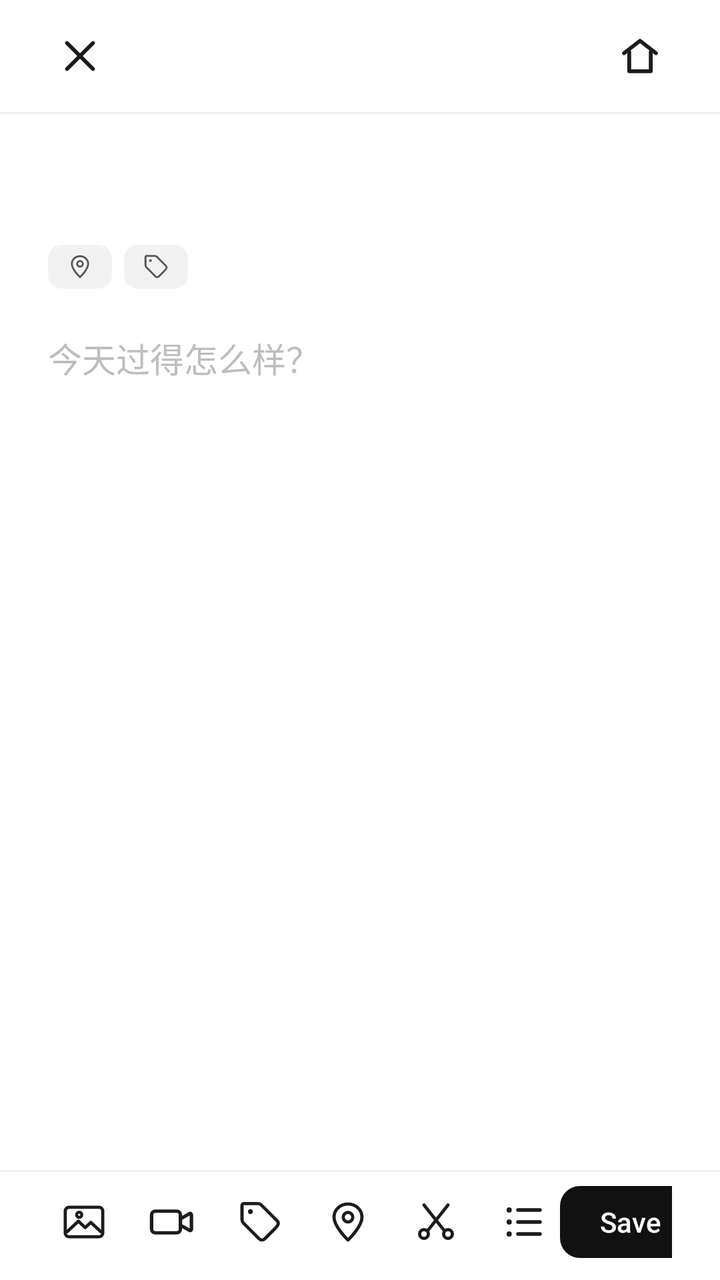
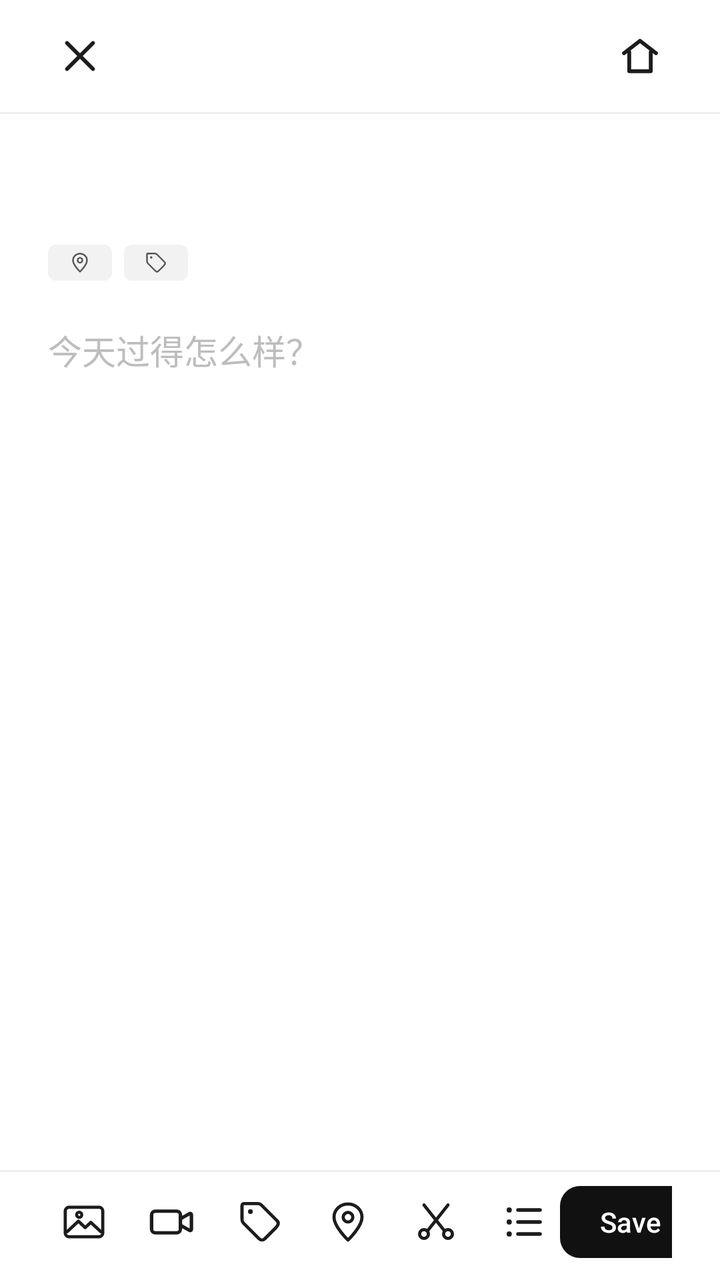

Screens rendered from an Android XML layout before and after an edit, with the pre-edit source and the edit as a unified diff.
<!-- AndroidManifest.xml: activity theme Theme.WuDiary.Editor -->
<!-- res/layout/activity_edit_diary.xml -->
<?xml version="1.0" encoding="utf-8"?>
<LinearLayout xmlns:android="http://schemas.android.com/apk/res/android"
    xmlns:app="http://schemas.android.com/apk/res-auto"
    android:layout_width="match_parent"
    android:layout_height="match_parent"
    android:background="@color/background"
    android:orientation="vertical">

    <ScrollView
        android:id="@+id/scrollContent"
        android:layout_width="match_parent"
        android:layout_height="0dp"
        android:layout_weight="1"
        android:fillViewport="true"
        android:overScrollMode="never"
        android:scrollbars="none">

        <LinearLayout
            android:layout_width="match_parent"
            android:layout_height="wrap_content"
            android:orientation="vertical">

            <LinearLayout
                android:layout_width="match_parent"
                android:layout_height="56dp"
                android:gravity="center_vertical"
                android:orientation="horizontal"
                android:paddingHorizontal="16dp">

                <ImageButton
                    android:id="@+id/btnClose"
                    android:layout_width="48dp"
                    android:layout_height="48dp"
                    android:background="?attr/selectableItemBackgroundBorderless"
                    android:contentDescription="@string/cancel"
                    android:scaleType="centerInside"
                    android:src="@drawable/ic_close"
                    app:tint="@color/text_primary" />

                <Space
                    android:layout_width="0dp"
                    android:layout_height="1dp"
                    android:layout_weight="1" />

                <ImageButton
                    android:id="@+id/btnHome"
                    android:layout_width="48dp"
                    android:layout_height="48dp"
                    android:background="?attr/selectableItemBackgroundBorderless"
                    android:contentDescription="@string/home_open"
                    android:scaleType="centerInside"
                    android:src="@drawable/ic_home"
                    app:tint="@color/text_primary" />
            </LinearLayout>

            <View
                android:layout_width="match_parent"
                android:layout_height="1dp"
                android:background="@color/divider" />

            <LinearLayout
                android:layout_width="match_parent"
                android:layout_height="wrap_content"
                android:layout_marginHorizontal="24dp"
                android:layout_marginTop="12dp"
                android:gravity="bottom"
                android:orientation="horizontal">

                <TextView
                    android:id="@+id/textEditorDay"
                    android:layout_width="wrap_content"
                    android:layout_height="wrap_content"
                    android:fontFamily="serif"
                    android:textColor="@color/text_primary"
                    android:textSize="32sp"
                    android:textStyle="bold" />

                <TextView
                    android:id="@+id/textEditorYear"
                    android:layout_width="wrap_content"
                    android:layout_height="wrap_content"
                    android:layout_marginStart="9dp"
                    android:fontFamily="serif"
                    android:textColor="@color/text_secondary"
                    android:textSize="18sp" />

            </LinearLayout>

            <HorizontalScrollView
                android:layout_width="match_parent"
                android:layout_height="wrap_content"
                android:layout_marginHorizontal="24dp"
                android:layout_marginTop="10dp"
                android:clipToPadding="false"
                android:scrollbars="none">

                <LinearLayout
                    android:layout_width="wrap_content"
                    android:layout_height="wrap_content"
                    android:gravity="center_vertical"
                    android:orientation="horizontal">

                    <ImageButton
                        android:id="@+id/btnEditorGeo"
                        android:layout_width="32dp"
                        android:layout_height="22dp"
                        android:background="@drawable/bg_icon_tile"
                        android:contentDescription="@string/add_location"
                        android:padding="4dp"
                        android:scaleType="fitCenter"
                        android:src="@drawable/ic_location"
                        app:tint="@color/text_body" />

                    <ImageButton
                        android:id="@+id/btnEditorTags"
                        android:layout_width="32dp"
                        android:layout_height="22dp"
                        android:layout_marginStart="6dp"
                        android:background="@drawable/bg_icon_tile"
                        android:contentDescription="@string/add_tag"
                        android:padding="4dp"
                        android:scaleType="fitCenter"
                        android:src="@drawable/ic_tag"
                        app:tint="@color/text_body" />

                    <LinearLayout
                        android:id="@+id/tagStrip"
                        android:layout_width="wrap_content"
                        android:layout_height="wrap_content"
                        android:layout_marginStart="8dp"
                        android:gravity="center_vertical"
                        android:orientation="horizontal" />
                </LinearLayout>
            </HorizontalScrollView>

            <HorizontalScrollView
                android:id="@+id/imageScroll"
                android:layout_width="match_parent"
                android:layout_height="wrap_content"
                android:layout_marginTop="16dp"
                android:clipToPadding="false"
                android:paddingHorizontal="24dp"
                android:scrollbars="none"
                android:visibility="gone">

                <LinearLayout
                    android:id="@+id/imageStrip"
                    android:layout_width="wrap_content"
                    android:layout_height="wrap_content"
                    android:orientation="horizontal" />
            </HorizontalScrollView>

            <HorizontalScrollView
                android:id="@+id/videoScroll"
                android:layout_width="match_parent"
                android:layout_height="wrap_content"
                android:layout_marginTop="12dp"
                android:clipToPadding="false"
                android:paddingHorizontal="24dp"
                android:scrollbars="none"
                android:visibility="gone">

                <LinearLayout
                    android:id="@+id/videoStrip"
                    android:layout_width="wrap_content"
                    android:layout_height="wrap_content"
                    android:orientation="horizontal" />
            </HorizontalScrollView>

            <EditText
                android:id="@+id/editContent"
                android:layout_width="match_parent"
                android:layout_height="wrap_content"
                android:layout_marginHorizontal="24dp"
                android:layout_marginTop="22dp"
                android:layout_marginBottom="12dp"
                android:background="@null"
                android:breakStrategy="simple"
                android:gravity="top"
                android:hint="@string/hint_content"
                android:hyphenationFrequency="none"
                android:inputType="textMultiLine|textCapSentences"
                android:lineSpacingExtra="6dp"
                android:minHeight="240dp"
                android:overScrollMode="never"
                android:paddingStart="0dp"
                android:paddingTop="0dp"
                android:paddingEnd="0dp"
                android:paddingBottom="72dp"
                android:scrollbars="none"
                android:textColor="@color/text_body"
                android:textColorHint="@color/text_secondary"
                android:textSize="17sp" />
        </LinearLayout>
    </ScrollView>

    <View
        android:layout_width="match_parent"
        android:layout_height="1dp"
        android:background="@color/divider" />

    <LinearLayout
        android:layout_width="match_parent"
        android:layout_height="wrap_content"
        android:gravity="center_vertical"
        android:orientation="horizontal"
        android:paddingHorizontal="24dp"
        android:paddingTop="7dp"
        android:paddingBottom="11dp">

        <ImageButton
            android:id="@+id/btnImage"
            android:layout_width="36dp"
            android:layout_height="36dp"
            android:background="?attr/selectableItemBackgroundBorderless"
            android:contentDescription="@string/add_image"
            android:scaleType="centerInside"
            android:src="@drawable/ic_image"
            app:tint="@color/text_primary" />

        <ImageButton
            android:id="@+id/btnVideo"
            android:layout_width="36dp"
            android:layout_height="36dp"
            android:layout_marginStart="8dp"
            android:background="?attr/selectableItemBackgroundBorderless"
            android:contentDescription="@string/add_video"
            android:scaleType="centerInside"
            android:src="@drawable/ic_video"
            app:tint="@color/text_primary" />

        <ImageButton
            android:id="@+id/btnTag"
            android:layout_width="36dp"
            android:layout_height="36dp"
            android:layout_marginStart="8dp"
            android:background="?attr/selectableItemBackgroundBorderless"
            android:contentDescription="@string/add_tag"
            android:scaleType="centerInside"
            android:src="@drawable/ic_tag"
            app:tint="@color/text_primary" />

        <ImageButton
            android:id="@+id/btnLocation"
            android:layout_width="36dp"
            android:layout_height="36dp"
            android:layout_marginStart="8dp"
            android:background="?attr/selectableItemBackgroundBorderless"
            android:contentDescription="@string/add_location"
            android:scaleType="centerInside"
            android:src="@drawable/ic_location"
            app:tint="@color/text_primary" />

        <ImageButton
            android:id="@+id/btnCut"
            android:layout_width="36dp"
            android:layout_height="36dp"
            android:layout_marginStart="8dp"
            android:background="?attr/selectableItemBackgroundBorderless"
            android:contentDescription="@string/cut_paragraph"
            android:scaleType="centerInside"
            android:src="@drawable/ic_cut"
            app:tint="@color/text_primary" />

        <ImageButton
            android:id="@+id/btnList"
            android:layout_width="36dp"
            android:layout_height="36dp"
            android:layout_marginStart="8dp"
            android:background="?attr/selectableItemBackgroundBorderless"
            android:contentDescription="@string/add_list"
            android:scaleType="centerInside"
            android:src="@drawable/ic_list"
            app:tint="@color/text_primary" />

        <Space
            android:layout_width="0dp"
            android:layout_height="1dp"
            android:layout_weight="1" />

        <com.google.android.material.button.MaterialButton
            android:id="@+id/btnSave"
            android:layout_width="wrap_content"
            android:layout_height="36dp"
            android:contentDescription="@string/save"
            android:insetTop="0dp"
            android:insetBottom="0dp"
            android:minWidth="0dp"
            android:minHeight="0dp"
            android:paddingHorizontal="20dp"
            android:text="@string/save_action"
            android:textColor="@android:color/white"
            android:textSize="14sp"
            app:backgroundTint="@color/fab_dark"
            app:cornerRadius="10dp" />
    </LinearLayout>

</LinearLayout>
<!-- resources referenced by this layout -->
<resources>
  <color name="background">#FFFFFF</color>
  <color name="divider">#EFEFEF</color>
  <color name="fab_dark">#111111</color>
  <color name="text_body">#565656</color>
  <color name="text_primary">#1C1C1C</color>
  <color name="text_secondary">#BDBDBD</color>
  <!-- drawable bg_icon_tile (drawable) -->
  <?xml version="1.0" encoding="utf-8"?>
  <shape xmlns:android="http://schemas.android.com/apk/res/android"
      android:shape="rectangle">
      <solid android:color="#F2F2F2" />
      <corners android:radius="7dp" />
  </shape>
  <!-- drawable ic_close (drawable) -->
  <?xml version="1.0" encoding="utf-8"?>
  <vector xmlns:android="http://schemas.android.com/apk/res/android"
      android:width="24dp"
      android:height="24dp"
      android:viewportWidth="24"
      android:viewportHeight="24">
      <path
          android:fillColor="#00000000"
          android:pathData="M5.5,5.5 L18.5,18.5 M18.5,5.5 L5.5,18.5"
          android:strokeColor="#1C1C1C"
          android:strokeLineCap="round"
          android:strokeWidth="1.9" />
  </vector>
  <!-- drawable ic_home (drawable) -->
  <?xml version="1.0" encoding="utf-8"?>
  <vector xmlns:android="http://schemas.android.com/apk/res/android"
      android:width="24dp"
      android:height="24dp"
      android:viewportWidth="24"
      android:viewportHeight="24">
      <path
          android:fillColor="#00000000"
          android:pathData="M4,10.6 L12,4.4 L20,10.6 M6.6,9.9 L6.6,19.6 L17.4,19.6 L17.4,9.9"
          android:strokeColor="#1C1C1C"
          android:strokeLineCap="round"
          android:strokeLineJoin="round"
          android:strokeWidth="1.9" />
  </vector>
  <string name="add_image">添加图片</string>
  <string name="add_list">无序列表</string>
  <string name="add_location">获取坐标</string>
  <string name="add_tag">添加标签</string>
  <string name="add_video">插入视频</string>
  <string name="cancel">取消</string>
  <string name="cut_paragraph">剪切当前段落</string>
  <string name="hint_content">今天过得怎么样？</string>
  <string name="home_open">回到主界面</string>
  <string name="save">保存</string>
  <string name="save_action">Save</string>
  <style name="Theme.WuDiary.Editor" parent="Theme.WuDiary">
          <item name="android:windowAnimationStyle">@style/WindowAnimationNone</item>
      </style>
  <style name="WindowAnimationNone">
          <item name="android:activityOpenEnterAnimation">@null</item>
          <item name="android:activityOpenExitAnimation">@null</item>
          <item name="android:activityCloseEnterAnimation">@null</item>
          <item name="android:activityCloseExitAnimation">@null</item>
          <item name="android:windowEnterAnimation">@null</item>
          <item name="android:windowExitAnimation">@null</item>
      </style>
  <color name="primary">#1C1C1C</color>
  <color name="surface">#FFFFFF</color>
  <style name="Theme.WuDiary.Dialog" parent="Theme.MaterialComponents.Light.Dialog.Alert">
          <item name="android:windowBackground">@drawable/bg_dialog</item>
          <item name="android:backgroundDimAmount">0.3</item>
          <item name="colorPrimary">@color/primary</item>
          <item name="colorOnPrimary">@android:color/white</item>
          <item name="colorSurface">@color/surface</item>
          <item name="android:textColorPrimary">@color/text_primary</item>
          <item name="android:textColorSecondary">@color/text_secondary</item>
      </style>
  <!-- drawable bg_dialog (drawable) -->
  <?xml version="1.0" encoding="utf-8"?>
  <shape xmlns:android="http://schemas.android.com/apk/res/android"
      android:shape="rectangle">
      <solid android:color="@color/surface" />
      <corners android:radius="22dp" />
  </shape>
  <!-- unchanged entries left out for length: 7 -->
</resources>

<!-- the commit's change to res/layout/activity_edit_diary.xml (unified diff, before → after) -->
@@ -103,10 +103,10 @@
                     <ImageButton
                         android:id="@+id/btnEditorGeo"
                         android:layout_width="32dp"
-                        android:layout_height="22dp"
+                        android:layout_height="18dp"
                         android:background="@drawable/bg_icon_tile"
                         android:contentDescription="@string/add_location"
-                        android:padding="4dp"
+                        android:padding="3dp"
                         android:scaleType="fitCenter"
                         android:src="@drawable/ic_location"
                         app:tint="@color/text_body" />
@@ -114,11 +114,11 @@
                     <ImageButton
                         android:id="@+id/btnEditorTags"
                         android:layout_width="32dp"
-                        android:layout_height="22dp"
+                        android:layout_height="18dp"
                         android:layout_marginStart="6dp"
                         android:background="@drawable/bg_icon_tile"
                         android:contentDescription="@string/add_tag"
-                        android:padding="4dp"
+                        android:padding="3dp"
                         android:scaleType="fitCenter"
                         android:src="@drawable/ic_tag"
                         app:tint="@color/text_body" />
<!-- resource entries referenced after the edit -->
@@ -11,7 +11,7 @@
   <shape xmlns:android="http://schemas.android.com/apk/res/android"
       android:shape="rectangle">
       <solid android:color="#F2F2F2" />
-      <corners android:radius="7dp" />
+      <corners android:radius="4dp" />
   </shape>
   <!-- drawable ic_close (drawable) -->
   <?xml version="1.0" encoding="utf-8"?>
